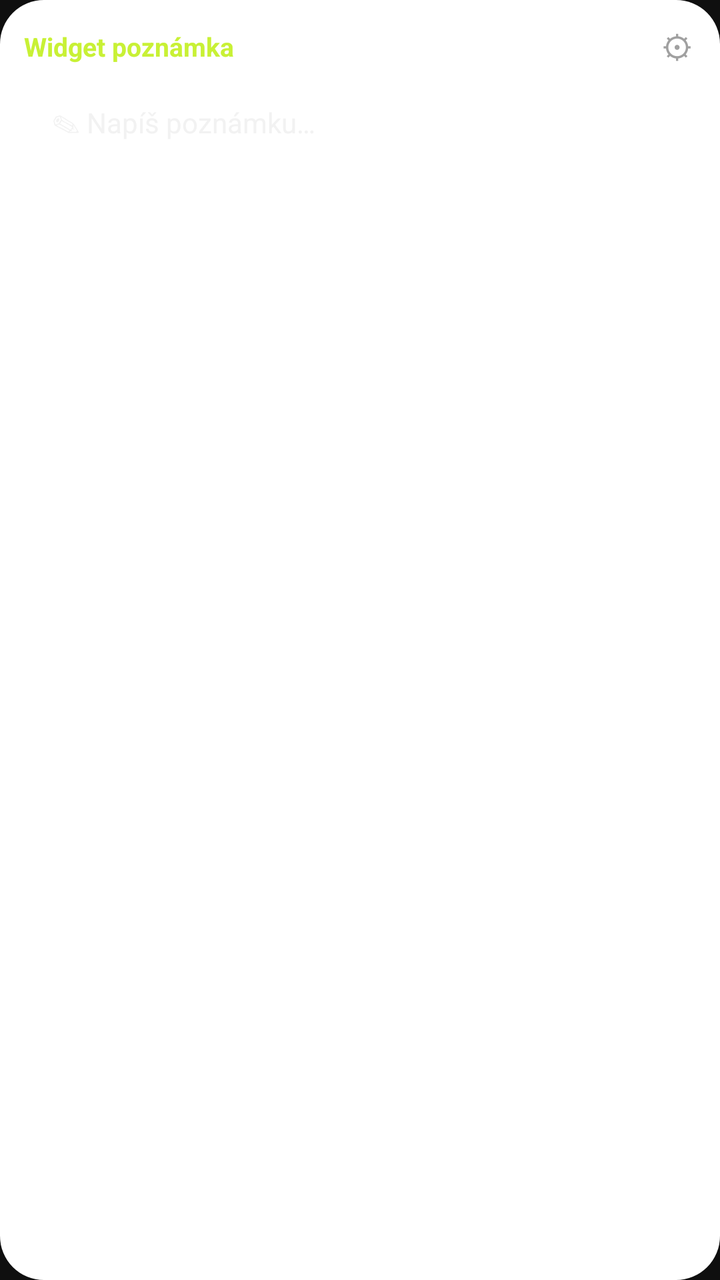
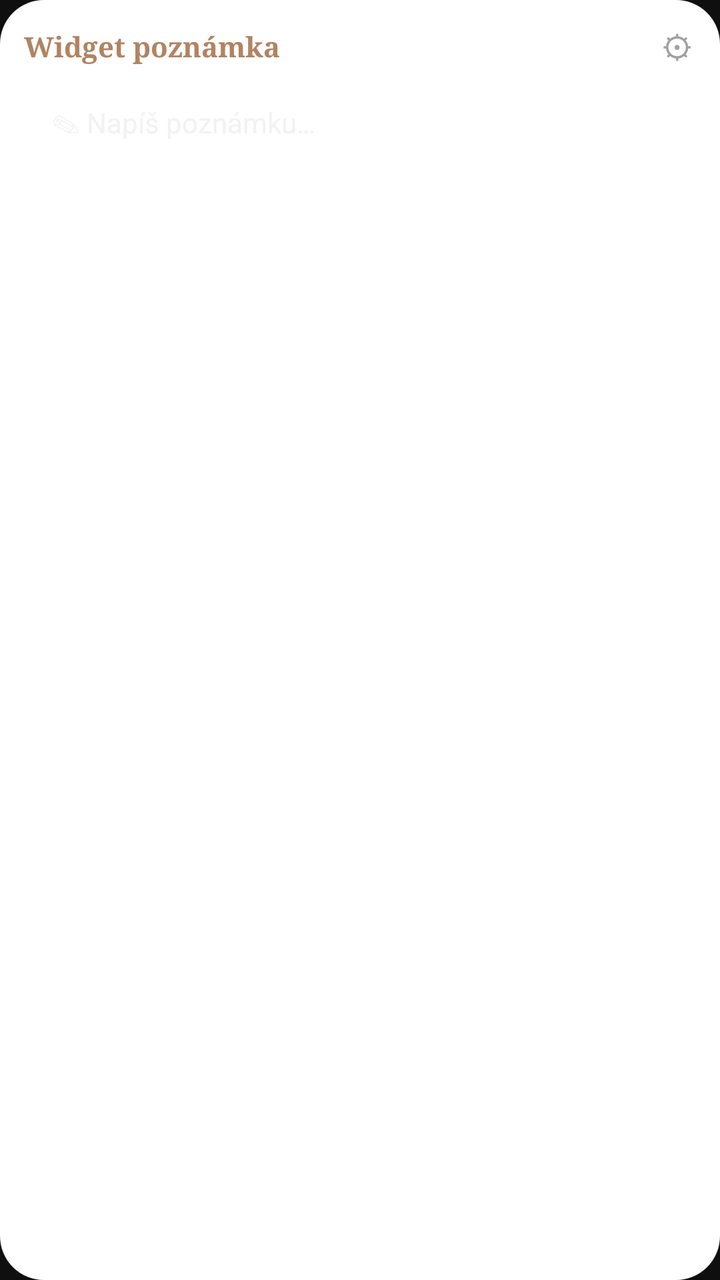

Compare the two renders of this Android layout. The source of the first and the diff that turns it into the second are given below.
<!-- AndroidManifest.xml: application theme Theme.Notes28 -->
<!-- res/layout/widget_quick.xml -->
<?xml version="1.0" encoding="utf-8"?>
<FrameLayout xmlns:android="http://schemas.android.com/apk/res/android"
    android:id="@+id/qw_root"
    android:layout_width="match_parent"
    android:layout_height="match_parent">

    <ImageView
        android:id="@+id/qw_bg"
        android:layout_width="match_parent"
        android:layout_height="match_parent"
        android:scaleType="fitXY"
        android:src="@drawable/widget_bg_shape"
        android:contentDescription="@null"/>

    <LinearLayout
        android:layout_width="match_parent"
        android:layout_height="match_parent"
        android:orientation="vertical"
        android:padding="12dp">

        <LinearLayout
            android:layout_width="match_parent"
            android:layout_height="wrap_content"
            android:orientation="horizontal"
            android:gravity="center_vertical">

            <TextView
                android:id="@+id/qw_title"
                android:layout_width="0dp"
                android:layout_height="wrap_content"
                android:layout_weight="1"
                android:maxLines="1"
                android:text="@string/qw_title"
                android:textColor="#c8f135"
                android:textSize="13sp"
                android:textStyle="bold"/>

            <TextView
                android:id="@+id/qw_cfg"
                android:layout_width="wrap_content"
                android:layout_height="wrap_content"
                android:paddingStart="10dp"
                android:paddingEnd="2dp"
                android:text="⚙"
                android:textColor="#a0a0a0"
                android:textSize="16sp"/>
        </LinearLayout>

        <FrameLayout
            android:id="@+id/qw_write"
            android:layout_width="match_parent"
            android:layout_height="38dp"
            android:layout_marginTop="8dp">

            <ImageView
                android:id="@+id/qw_pill"
                android:layout_width="match_parent"
                android:layout_height="match_parent"
                android:scaleType="fitXY"
                android:src="@drawable/widget_pill_shape"
                android:contentDescription="@null"/>

            <TextView
                android:id="@+id/qw_write_text"
                android:layout_width="match_parent"
                android:layout_height="match_parent"
                android:gravity="center_vertical"
                android:paddingStart="14dp"
                android:paddingEnd="14dp"
                android:text="@string/qw_write"
                android:textColor="#f2f2f2"
                android:textSize="14sp"/>
        </FrameLayout>
        <ListView
            android:id="@+id/qw_list"
            android:layout_width="match_parent"
            android:layout_height="0dp"
            android:layout_weight="1"
            android:layout_marginTop="6dp"
            android:divider="@null"
            android:dividerHeight="0dp"
            android:scrollbars="none"
            android:visibility="gone"/>

        <TextView
            android:id="@+id/qw_text"
            android:layout_width="match_parent"
            android:layout_height="0dp"
            android:layout_weight="1"
            android:layout_marginTop="8dp"
            android:ellipsize="end"
            android:maxLines="40"
            android:textColor="#d8d8d8"
            android:textSize="13sp"/>

    </LinearLayout>
</FrameLayout>
<!-- resources referenced by this layout -->
<resources>
  <!-- drawable widget_bg_shape (drawable) -->
  <?xml version="1.0" encoding="utf-8"?>
  <shape xmlns:android="http://schemas.android.com/apk/res/android" android:shape="rectangle">
      <solid android:color="#FFFFFFFF"/>
      <corners android:radius="22dp"/>
  </shape>
  <!-- drawable widget_pill_shape (drawable) -->
  <?xml version="1.0" encoding="utf-8"?>
  <shape xmlns:android="http://schemas.android.com/apk/res/android" android:shape="rectangle">
      <solid android:color="#FFFFFFFF"/>
      <corners android:radius="16dp"/>
  </shape>
  <string name="qw_title">Widget poznámka</string>
  <string name="qw_write">✎  Napíš poznámku…</string>
  <style name="Theme.Notes28" parent="Theme.MaterialComponents.DayNight.NoActionBar">
          <item name="colorPrimary">#c8f135</item>
          <item name="colorOnPrimary">#0f0f0f</item>
          <item name="android:windowBackground">#0f0f0f</item>
          <item name="android:statusBarColor">#0f0f0f</item>
          <item name="android:navigationBarColor">#0f0f0f</item>
      </style>
</resources>

<!-- the commit's change to res/layout/widget_quick.xml (unified diff, before → after) -->
@@ -31,8 +31,9 @@
                 android:layout_weight="1"
                 android:maxLines="1"
                 android:text="@string/qw_title"
-                android:textColor="#c8f135"
-                android:textSize="13sp"
+                android:textColor="#b08463"
+                android:fontFamily="serif"
+                android:textSize="14sp"
                 android:textStyle="bold"/>
 
             <TextView
@@ -46,31 +47,57 @@
                 android:textSize="16sp"/>
         </LinearLayout>
 
-        <FrameLayout
-            android:id="@+id/qw_write"
+        <LinearLayout
             android:layout_width="match_parent"
             android:layout_height="38dp"
-            android:layout_marginTop="8dp">
+            android:layout_marginTop="8dp"
+            android:orientation="horizontal"
+            android:gravity="center_vertical">
+
+            <FrameLayout
+                android:id="@+id/qw_write"
+                android:layout_width="0dp"
+                android:layout_height="match_parent"
+                android:layout_weight="1">
+
+                <ImageView
+                    android:id="@+id/qw_pill"
+                    android:layout_width="match_parent"
+                    android:layout_height="match_parent"
+                    android:scaleType="fitXY"
+                    android:src="@drawable/widget_pill_shape"
+                    android:contentDescription="@null"/>
+
+                <TextView
+                    android:id="@+id/qw_write_text"
+                    android:layout_width="match_parent"
+                    android:layout_height="match_parent"
+                    android:gravity="center_vertical"
+                    android:paddingStart="14dp"
+                    android:paddingEnd="14dp"
+                    android:text="@string/qw_write"
+                    android:textColor="#f2f2f2"
+                    android:textSize="14sp"/>
+            </FrameLayout>
 
             <ImageView
-                android:id="@+id/qw_pill"
-                android:layout_width="match_parent"
-                android:layout_height="match_parent"
-                android:scaleType="fitXY"
-                android:src="@drawable/widget_pill_shape"
-                android:contentDescription="@null"/>
+                android:id="@+id/qw_scan"
+                android:layout_width="38dp"
+                android:layout_height="38dp"
+                android:layout_marginStart="6dp"
+                android:padding="9dp"
+                android:src="@drawable/ic_camera"
+                android:contentDescription="Skenovať"/>
 
-            <TextView
-                android:id="@+id/qw_write_text"
-                android:layout_width="match_parent"
-                android:layout_height="match_parent"
-                android:gravity="center_vertical"
-                android:paddingStart="14dp"
-                android:paddingEnd="14dp"
-                android:text="@string/qw_write"
-                android:textColor="#f2f2f2"
-                android:textSize="14sp"/>
-        </FrameLayout>
+            <ImageView
+                android:id="@+id/qw_mic"
+                android:layout_width="38dp"
+                android:layout_height="38dp"
+                android:layout_marginStart="2dp"
+                android:padding="9dp"
+                android:src="@drawable/ic_mic"
+                android:contentDescription="Diktovať"/>
+        </LinearLayout>
         <ListView
             android:id="@+id/qw_list"
             android:layout_width="match_parent"
<!-- resource entries referenced after the edit -->
@@ -1,5 +1,23 @@
 <!-- resources referenced by this layout -->
 <resources>
+  <!-- drawable ic_camera (drawable) -->
+  <?xml version="1.0" encoding="utf-8"?>
+  <vector xmlns:android="http://schemas.android.com/apk/res/android"
+      android:width="24dp" android:height="24dp" android:viewportWidth="24" android:viewportHeight="24">
+      <path android:strokeColor="#FFFFFF" android:strokeWidth="1.8" android:strokeLineCap="round" android:strokeLineJoin="round"
+          android:pathData="M4,8h3l2,-3h6l2,3h3v11H4z"/>
+      <path android:strokeColor="#FFFFFF" android:strokeWidth="1.8"
+          android:pathData="M12,13m-3.5,0a3.5,3.5 0,1 1,7 0a3.5,3.5 0,1 1,-7 0"/>
+  </vector>
+  <!-- drawable ic_mic (drawable) -->
+  <?xml version="1.0" encoding="utf-8"?>
+  <vector xmlns:android="http://schemas.android.com/apk/res/android"
+      android:width="24dp" android:height="24dp" android:viewportWidth="24" android:viewportHeight="24">
+      <path android:strokeColor="#FFFFFF" android:strokeWidth="1.8" android:strokeLineCap="round" android:strokeLineJoin="round"
+          android:pathData="M12,3m-3,0a3,3 0,0 1,6 0v9a3,3 0,0 1,-6 0z"/>
+      <path android:strokeColor="#FFFFFF" android:strokeWidth="1.8" android:strokeLineCap="round" android:strokeLineJoin="round"
+          android:pathData="M5,11a7,7 0,0 0,14 0M12,18v3"/>
+  </vector>
   <!-- drawable widget_bg_shape (drawable) -->
   <?xml version="1.0" encoding="utf-8"?>
   <shape xmlns:android="http://schemas.android.com/apk/res/android" android:shape="rectangle">
